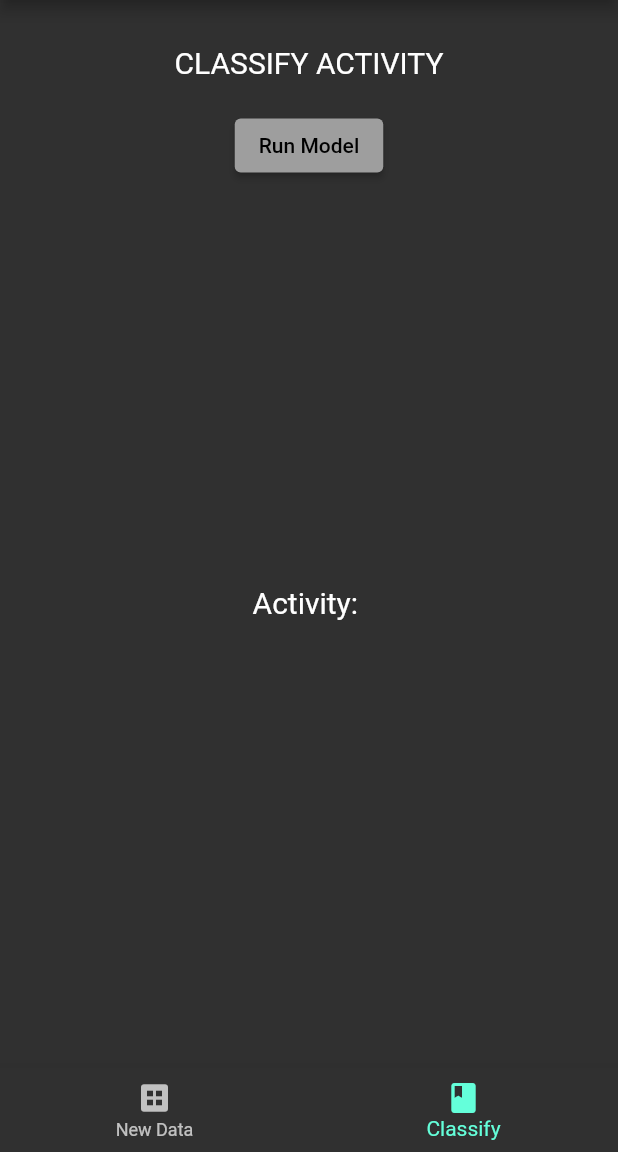
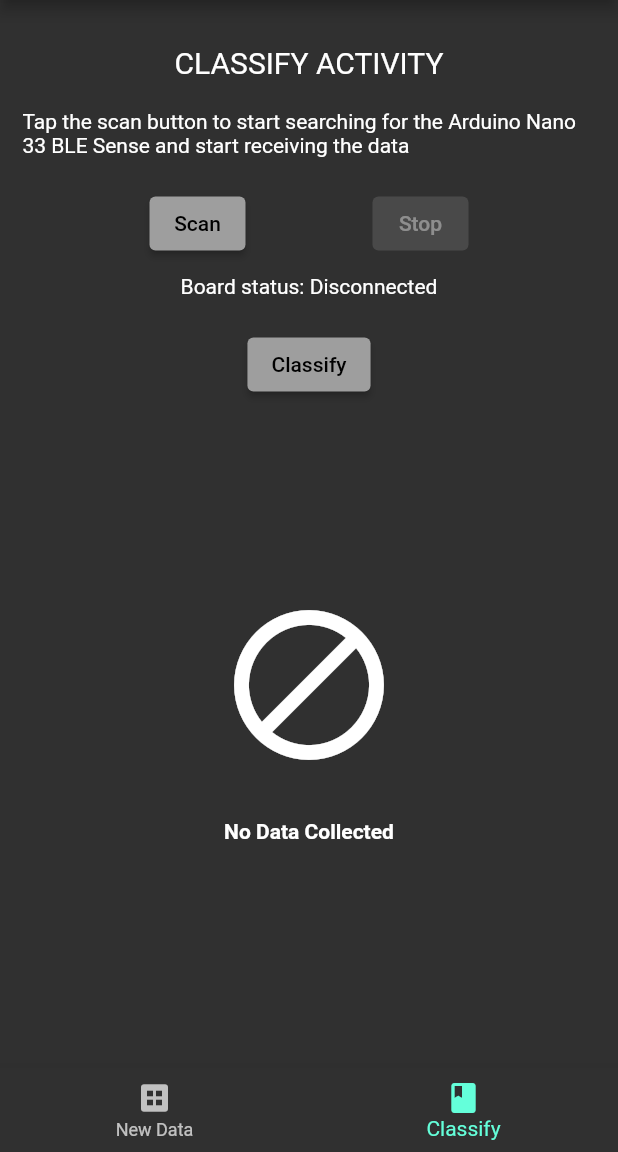
Before and after one commit to bernyxx/activity-classifier, a Flutter app: the screen it shows after launch, item 2 of the bottom bar chosen, on a phone screen of 412 x 824 dp, the part 84-1236 px from its top. Run offline on Flutter 3.47's test engine with Material 2 defaults, Android fonts, the phone set to English and light mode, and no system bars; our stand-ins replace date_format, firebase_core, firebase_storage; missing offline and left inert: flutter_reactive_ble, location_permissions, tflite_flutter; accounts and stored records are empty; project files that could hold a hidden picture were left out.

Commit message:
classification works

```diff
--- a/activity_classifier/lib/main.dart
+++ b/activity_classifier/lib/main.dart
@@ -3,6 +3,7 @@ import 'package:activity_classifier/screens/classificationScreen.dart';
 import 'package:activity_classifier/screens/takeAndSaveDataScreen.dart';
 import 'package:flutter/material.dart';
 import 'package:provider/provider.dart';
+import 'package:flutter/services.dart';
 
 void main() {
   runApp(
@@ -19,6 +20,11 @@ class MyApp extends StatelessWidget {
   // This widget is the root of your application.
   @override
   Widget build(BuildContext context) {
+    SystemChrome.setPreferredOrientations(
+      [
+        DeviceOrientation.portraitUp,
+      ],
+    );
     return MaterialApp(
       title: 'Activity Classifier',
       theme: ThemeData(
--- a/activity_classifier/lib/screens/classificationScreen.dart
+++ b/activity_classifier/lib/screens/classificationScreen.dart
@@ -1,4 +1,6 @@
+import 'package:activity_classifier/providers/BLEProvider.dart';
 import 'package:flutter/material.dart';
+import 'package:provider/provider.dart';
 import 'package:tflite_flutter/tflite_flutter.dart' as tfl;
 import 'dart:math';
 
@@ -12,18 +14,89 @@ class ClassificationScreen extends StatefulWidget {
 class _ClassificationScreenState extends State<ClassificationScreen> {
   String activity = '';
 
-  Future<void> runModel() async {
+  void showErrorSnackbar(BuildContext ctx, String errorMsg) {
+    ScaffoldMessenger.of(ctx).showSnackBar(
+      SnackBar(
+        content: Text(errorMsg),
+        backgroundColor: Colors.red,
+      ),
+    );
+  }
+
+  IconData getActivityIcon() {
+    switch (activity) {
+      case 'Still':
+        return Icons.man;
+      case 'Walking':
+        return Icons.directions_walk;
+      case 'Running':
+        return Icons.directions_run;
+      default:
+        return Icons.do_not_disturb_alt_sharp;
+    }
+  }
+
+  Future<void> runModel(BuildContext ctx, List<List<int>> data, int evaluations) async {
+    int inputFeatureSize = 20;
+
+    List<int> result = [];
+
+    if (data.isEmpty) {
+      print('No data');
+      showErrorSnackbar(ctx, 'No data collected');
+      return;
+    }
+
+    // check if every feature has at least the number of samples required to run the model
+
+    int minFeatureSize = data.map((feature) => feature.length).toList().reduce(min);
+
+    if (minFeatureSize < 20) {
+      print('Not enough data');
+      showErrorSnackbar(ctx, 'Not enough data to run the classifier!');
+      return;
+    }
+
     final interpreter = await tfl.Interpreter.fromAsset('activity_classifier.tflite');
 
-    var input = List.filled(6 * 20, 0.5).reshape([1, 20, 6]);
+    List<List<double>> input = [];
+
+    for (int featureIndex = 0; featureIndex < 6; featureIndex++) {
+      int featureLength = data[featureIndex].length;
+
+      // retain the last 20 samples
+      List<int> dataFeature = data[featureIndex].sublist(featureLength - inputFeatureSize);
+
+      for (int i = 0; i < dataFeature.length; i++) {
+        if (featureIndex == 0) {
+          input.add([]);
+        }
+
+        // arduino scaler, creo uno scaler in base ai massimi valori registrabili da accelerometro
+        // e giroscopio
+        double res = 0.0;
+        if (featureIndex < 3) {
+          res = (dataFeature[i] + 4000.0) / 8000.0;
+        } else {
+          res = (dataFeature[i] + 2000000.0) / 4000000.0;
+        }
+
+        input[i].add(res);
+      }
+    }
+
     var output = [
       [0.0, 0.0, 0.0]
     ];
 
-    interpreter.run(input, output);
+    interpreter.run([input], output);
+
+    // print classification probability
     print(output);
 
     int indexResult = output[0].indexOf(output[0].reduce(max));
+
+    // print the class with the highest probability
     print(indexResult);
 
     String activityRes = '';
@@ -46,6 +119,8 @@ class _ClassificationScreenState extends State<ClassificationScreen> {
 
   @override
   Widget build(BuildContext context) {
+    return Consumer<BLEProvider>(
+      builder: (context, bleProvider, child) {
         return Center(
           child: Container(
             margin: const EdgeInsets.symmetric(vertical: 30, horizontal: 15),
@@ -59,15 +134,57 @@ class _ClassificationScreenState extends State<ClassificationScreen> {
                 const SizedBox(
                   height: 20,
                 ),
+                const Text(
+                  'Tap the scan button to start searching for the Arduino Nano 33 BLE Sense and start receiving the data',
+                  textAlign: TextAlign.left,
+                ),
+                const SizedBox(
+                  height: 20,
+                ),
+                Row(
+                  mainAxisAlignment: MainAxisAlignment.spaceEvenly,
+                  children: [
                     ElevatedButton(
-              onPressed: runModel,
-              child: const Text('Run Model'),
+                      onPressed: (bleProvider.connection == null && bleProvider.isScanning == false) ? () => bleProvider.scan(context) : null,
+                      child: const Text('Scan'),
+                    ),
+                    ElevatedButton(
+                      onPressed: (bleProvider.connection == null) ? null : bleProvider.stop,
+                      child: const Text('Stop'),
+                    ),
+                  ],
+                ),
+                const SizedBox(
+                  height: 10,
+                ),
+                Text('Board status: ${bleProvider.connection != null ? bleProvider.getDeviceConnectionStateString(bleProvider.connectionState) : 'Disconnected'}'),
+                const SizedBox(
+                  height: 20,
+                ),
+                ElevatedButton(
+                  onPressed: () => runModel(context, bleProvider.measures, 1),
+                  child: const Text('Classify'),
+                ),
+                const SizedBox(
+                  height: 10,
                 ),
                 Expanded(
                   child: Center(
-                child: Text(
-                  'Activity: $activity',
-                  style: const TextStyle(fontSize: 20),
+                    child: Column(
+                      mainAxisSize: MainAxisSize.min,
+                      children: [
+                        Icon(
+                          getActivityIcon(),
+                          size: 120,
+                        ),
+                        const SizedBox(
+                          height: 30,
+                        ),
+                        Text(
+                          activity != '' ? activity : 'No Data Collected',
+                          style: const TextStyle(fontWeight: FontWeight.bold),
+                        ),
+                      ],
                     ),
                   ),
                 ),
@@ -75,5 +192,7 @@ class _ClassificationScreenState extends State<ClassificationScreen> {
             ),
           ),
         );
+      },
+    );
   }
 }
```
Also changed, not shown: activity_classifier/lib/providers/BLEProvider.dart (+21 -0 lines), activity_classifier/lib/screens/takeAndSaveDataScreen.dart (+1 -16 lines), 7 other files. Lines whose indentation alone changed are shown as unchanged.
